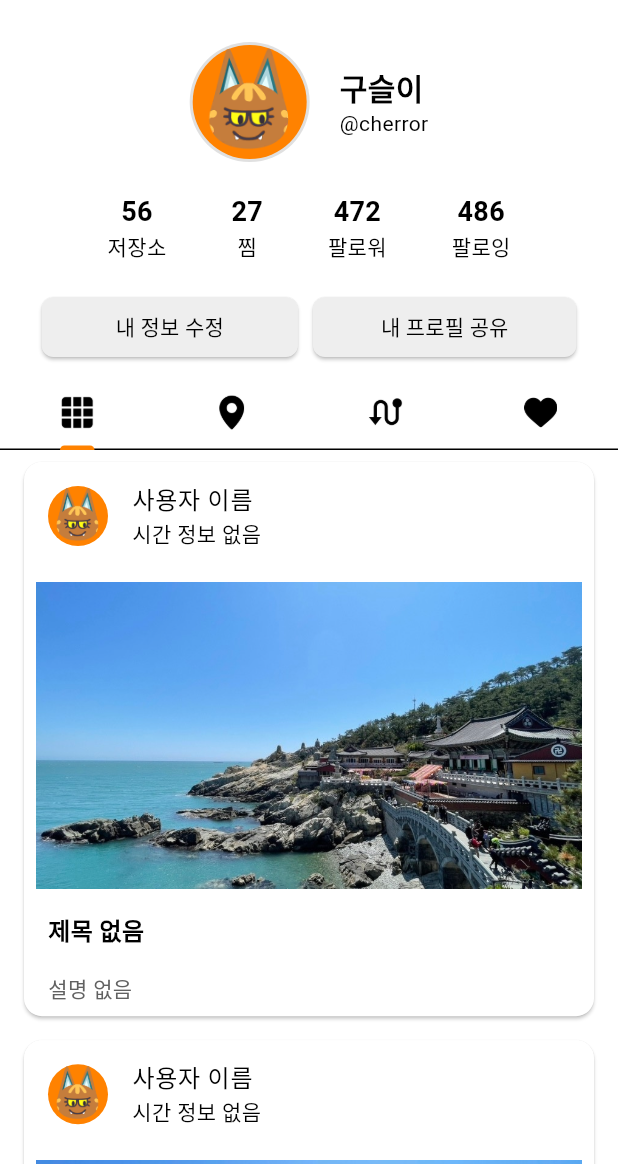
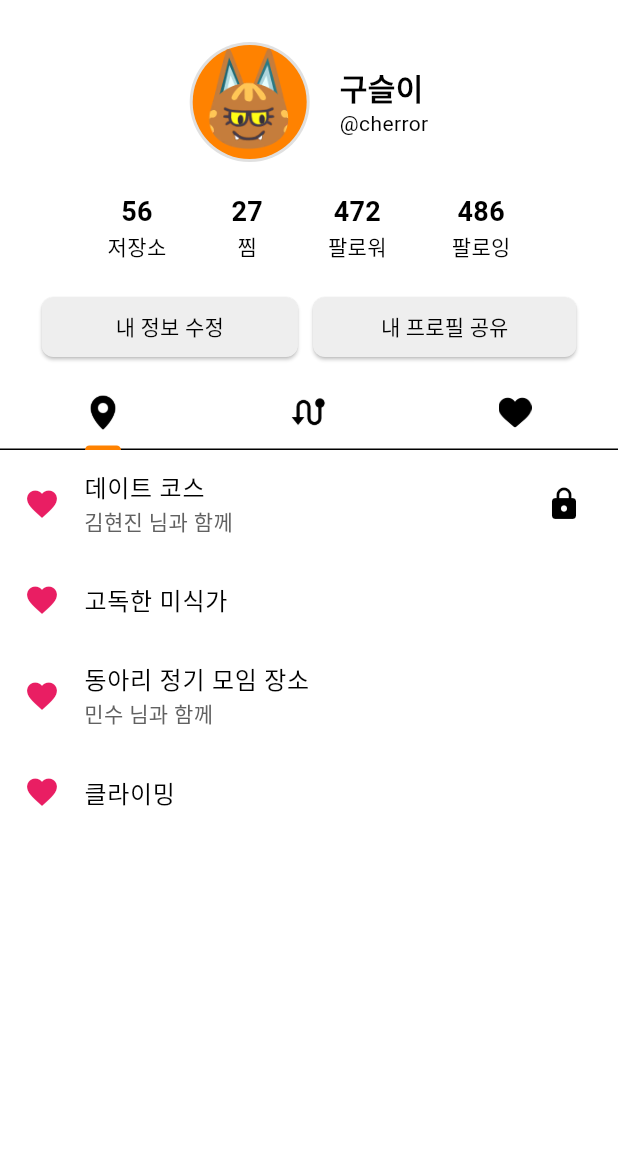
Before and after one commit to 24mapsee/mapsee_front, a Flutter app: the ProfilePage screen opened directly, on a phone screen of 412 x 824 dp, the part 72-1236 px from its top. Run offline on Flutter 3.47's test engine with Material 3 defaults, Android fonts, the light colour scheme and no system bars; our stand-ins replace equatable, firebase_auth, firebase_core, flutter_bloc, flutter_dotenv, geolocator and 2 more; missing offline and left inert: flutter_naver_map; accounts and stored records are empty; generated files the repository leaves out were written again; network calls fail; Roboto replaces fonts that are missing (Pretendard); project files that could hold a hidden picture were left out.

```diff
--- a/lib/pages/profile_page.dart
+++ b/lib/pages/profile_page.dart
@@ -1,31 +1,25 @@
 import 'package:flutter/material.dart';
 import 'package:mapsee/pages/edit_profile_page.dart';
-import 'post_detail_page.dart';
-import 'place_folder_detail_page.dart';
 import 'package:mapsee/pages/following_follwer_page.dart';
-
 
 class ProfilePage extends StatefulWidget {
   @override
   _ProfilePageState createState() => _ProfilePageState();
 }
 
-class _ProfilePageState extends State<ProfilePage> with SingleTickerProviderStateMixin {
+class _ProfilePageState extends State<ProfilePage>
+    with SingleTickerProviderStateMixin {
   late TabController _tabController;
 
   @override
   void initState() {
     super.initState();
-    _tabController = TabController(length: 4, vsync: this); // 탭 개수 4개로 설정
+    _tabController = TabController(length: 3, vsync: this);
   }
 
   @override
   Widget build(BuildContext context) {
-
-    final double screenWidth = MediaQuery
-        .of(context)
-        .size
-        .width;
+    final double screenWidth = MediaQuery.of(context).size.width;
 
     return Scaffold(
       appBar: AppBar(
@@ -39,83 +33,6 @@ class _ProfilePageState extends State<ProfilePage> with SingleTickerProviderStat
       body: Column(
         children: [
           SizedBox(height: 20),
-
-          _buildProfileInfo(screenWidth),
-
-          SizedBox(height: 20),
-          Row(
-            mainAxisAlignment: MainAxisAlignment.center,
-            children: [
-              ElevatedButton(
-                onPressed: () {
-                  Navigator.push(
-                    context,
-                    MaterialPageRoute(builder: (context) => EditProfilePage()),
-                  );
-                },
-                style: ElevatedButton.styleFrom(
-                  backgroundColor: Colors.grey[200],
-                  foregroundColor: Colors.black,
-                  shape: RoundedRectangleBorder(
-                    borderRadius: BorderRadius.circular(8),
-                  ),
-                  padding: EdgeInsets.symmetric(
-                    horizontal: screenWidth * 0.12,
-                    vertical: 6,
-                  ),
-                ),
-                child: Text('내 정보 수정'),
-              ),
-              SizedBox(width: 10),
-              ElevatedButton(
-                onPressed: () {},
-                style: ElevatedButton.styleFrom(
-                  backgroundColor: Colors.grey[200],
-                  foregroundColor: Colors.black,
-                  shape: RoundedRectangleBorder(
-                    borderRadius: BorderRadius.circular(8),
-                  ),
-                  padding: EdgeInsets.symmetric(
-                    horizontal: screenWidth * 0.11,
-                    vertical: 6,
-                  ),
-                ),
-                child: Text('내 프로필 공유'),
-              ),
-            ],
-          ),
-          SizedBox(height: 10),
-          TabBar(
-            controller: _tabController,
-            tabs: [
-
-              Tab(icon: Image.asset('assets/images/png/feeds.png', height: 23)),
-              Tab(icon: Image.asset('assets/images/png/marker.png', height: 24)),
-              Tab(icon: Image.asset('assets/images/png/route.png', height: 25)),
-              Tab(icon: Image.asset('assets/images/png/filled_heart.png', height: 22)),
-
-            ],
-          ),
-          Expanded(
-            child: TabBarView(
-              controller: _tabController,
-              children: [
-                _buildPostCardView(dummyProfileData1), // feeds 탭
-                _buildListView(dummyProfileData2), // place 탭
-                _buildToggleListView(dummyProfileData3), // route 탭
-                _buildPostCardView(dummyProfileData1), // filled_heart 탭
-              ],
-            ),
-          ),
-        ],
-      ),
-    );
-  }
-
-  // 프로필 정보 위젯
-  Widget _buildProfileInfo(double screenWidth) {
-    return Column(
-      children: [
           Row(
             mainAxisAlignment: MainAxisAlignment.center,
             children: [
@@ -178,7 +95,9 @@ GestureDetector(
                     Navigator.push(
                       context,
                       MaterialPageRoute(
-                        builder: (context) => FollowingFollwerPage(initialTabIndex: 0,),
+                        builder: (context) => FollowingFollwerPage(
+                          initialTabIndex: 0,
+                        ),
                       ),
                     );
                   },
@@ -200,7 +119,8 @@ GestureDetector(
                     Navigator.push(
                       context,
                       MaterialPageRoute(
-                        builder: (context) => FollowingFollwerPage(initialTabIndex: 1),
+                        builder: (context) =>
+                            FollowingFollwerPage(initialTabIndex: 1),
                       ),
                     );
                   },
@@ -219,115 +139,116 @@ GestureDetector(
                 ),
               ],
             ),
-
+          ),
+          SizedBox(height: 20),
+          Row(
+            mainAxisAlignment: MainAxisAlignment.center,
+            children: [
+              ElevatedButton(
+                onPressed: () {
+                  Navigator.push(
+                    context,
+                    MaterialPageRoute(builder: (context) => EditProfilePage()),
+                  );
+                },
+                style: ElevatedButton.styleFrom(
+                  backgroundColor: Colors.grey[200],
+                  foregroundColor: Colors.black,
+                  shape: RoundedRectangleBorder(
+                    borderRadius: BorderRadius.circular(8),
+                  ),
+                  padding: EdgeInsets.symmetric(
+                    horizontal: screenWidth * 0.12,
+                    vertical: 6,
+                  ),
+                ),
+                child: Text('내 정보 수정'),
+              ),
+              SizedBox(width: 10),
+              ElevatedButton(
+                onPressed: () {},
+                style: ElevatedButton.styleFrom(
+                  backgroundColor: Colors.grey[200],
+                  foregroundColor: Colors.black,
+                  shape: RoundedRectangleBorder(
+                    borderRadius: BorderRadius.circular(8),
+                  ),
+                  padding: EdgeInsets.symmetric(
+                    horizontal: screenWidth * 0.11,
+                    vertical: 6,
+                  ),
+                ),
+                child: Text('내 프로필 공유'),
               ),
             ],
-    );
-  }
-
-  // 게시물 카드 형태의 리스트 (feeds와 filled_heart 탭에서 사용)
-  Widget _buildPostCardView(List<Map<String, dynamic>> data) {
-    return ListView.builder(
-      itemCount: data.length,
-      itemBuilder: (context, index) {
-        final item = data[index];
-        return GestureDetector(
-          onTap: () {
-            // 카드 클릭 시 PostDetailPage로 이동
-            Navigator.push(
-              context,
-              MaterialPageRoute(
-                builder: (context) => PostDetailPage(
-                  feedData: item, // feedData로 item 전달
           ),
+          SizedBox(height: 10),
+          TabBar(
+            controller: _tabController,
+            tabs: [
+              Tab(
+                  icon: Image.asset(
+                'assets/images/png/marker.png',
+                height: 24,
+              )),
+              Tab(
+                  icon: Image.asset(
+                'assets/images/png/route.png',
+                height: 25,
+              )),
+              Tab(
+                  icon: Image.asset(
+                'assets/images/png/filled_heart.png',
+                height: 22,
+              )),
+            ],
           ),
-            );
-          },
-          child: Card(
-            margin: EdgeInsets.symmetric(vertical: 8.0, horizontal: 16.0),
-            child: Column(
-              crossAxisAlignment: CrossAxisAlignment.start,
+          Expanded(
+            child: TabBarView(
+              controller: _tabController,
               children: [
-                ListTile(
-                  leading: CircleAvatar(
-                    backgroundImage: AssetImage(item['user_image'] ?? 'assets/images/dummy/katt.png'),
-                  ),
-                  title: Text(item['user_id'] ?? '사용자 이름'),
-                  subtitle: Text(item['created_at'] ?? '시간 정보 없음'),
-                ),
-                Padding(
-                  padding: const EdgeInsets.all(8.0),
-                  child: Image.asset(item['image_url'] ?? 'assets/images/dummy/dummy1.jpg'),
-                ),
-                Padding(
-                  padding: const EdgeInsets.symmetric(horizontal: 16.0, vertical: 8.0),
-                  child: Text(
-                    item['title'] ?? '제목 없음',
-                    style: TextStyle(fontWeight: FontWeight.bold, fontSize: 16),
-                  ),
-                ),
-                Padding(
-                  padding: const EdgeInsets.symmetric(horizontal: 16.0, vertical: 8.0),
-                  child: Text(
-                    item['description'] ?? '설명 없음',
-                    style: TextStyle(color: Colors.grey[700]),
+                _buildListView(dummyProfileData1),
+                _buildListView(dummyProfileData2),
+                _buildListView(dummyProfileData3),
+              ],
             ),
           ),
         ],
       ),
-          ),
-        );
-      },
     );
   }
 
-  // 일반 리스트 (place 탭에서 사용)
   Widget _buildListView(List<Map<String, dynamic>> data) {
+    if (data.isEmpty) {
+      return Center(
+        child: Text(
+          '아직 데이터가 없습니다!',
+          style: TextStyle(color: Colors.grey, fontSize: 16),
+        ),
+      );
+    }
     return ListView.builder(
       itemCount: data.length,
       itemBuilder: (context, index) {
-        final item = data[index];
+        final archiveName = data[index]['archive_name'] ?? '아카이브 없음';
+        final collaboratorName = data[index]['collaborator_name'];
+
         return ListTile(
-          leading: Icon(Icons.place, color: Colors.blue),
-          title: Text(item['archive_name'] ?? '장소 없음'),
-          subtitle: Text(item['collaborator_name'] ?? '공동 작업자 없음'),
-          onTap: () {
-            Navigator.push(
-              context,
-              MaterialPageRoute(
-                builder: (context) => PlaceFolderDetailPage(
-                  title: item['archive_name'],
-                  placeNames: ['장소1', '장소2', '장소3'], // 임시 장소 목록
-                ),
-              ),
-            );
-          },
-        );
-      },
-    );
-  }
-
-  // 토글 가능한 리스트 (route 탭에서 사용)
-  Widget _buildToggleListView(List<Map<String, dynamic>> data) {
-    return ListView.builder(
-      itemCount: data.length,
-      itemBuilder: (context, index) {
-        final item = data[index];
-        return ExpansionTile(
-          title: Text(item['archive_name'] ?? '경로 없음'),
-          children: [
-            Padding(
-              padding: const EdgeInsets.all(8.0),
-              child: Text(item['collaborator_name'] ?? '추가 정보 없음'),
-            ),
-          ],
+          leading: Icon(Icons.favorite, color: Colors.pink),
+          title: Text(archiveName),
+          subtitle: collaboratorName != null
+              ? Text(
+                  '${collaboratorName} 님과 함께',
+                  style: TextStyle(color: Colors.grey[700]),
+                )
+              : null,
+          trailing: data[index]['locked'] ? Icon(Icons.lock) : null,
         );
       },
     );
   }
 
 // 더미 유저 데이터
-
   Map<String, dynamic> userData = {
     "user_image": "assets/images/dummy/katt.png",
     "user_name": "구슬이",
@@ -338,12 +259,15 @@ GestureDetector(
     "following_cnt": 486
   };
 
-
 // 더미 아카이브 데이터들
   List<Map<String, dynamic>> dummyProfileData1 = [
     {"archive_name": "데이트 코스", "collaborator_name": "김현진", "locked": true},
     {"archive_name": "고독한 미식가", "collaborator_name": null, "locked": false},
-    {"archive_name": "동아리 정기 모임 장소", "collaborator_name": "민수", "locked": false},
+    {
+      "archive_name": "동아리 정기 모임 장소",
+      "collaborator_name": "민수",
+      "locked": false
+    },
     {"archive_name": "클라이밍", "collaborator_name": null, "locked": false},
   ];
 
@@ -371,6 +295,5 @@ GestureDetector(
       "archive_collaborator": "8개의 장소",
       "locked": true
     },
-
   ];
 }
```
Also changed, not shown: lib/pages/home_page.dart (+53 -10 lines). Lines whose indentation alone changed are shown as unchanged.
